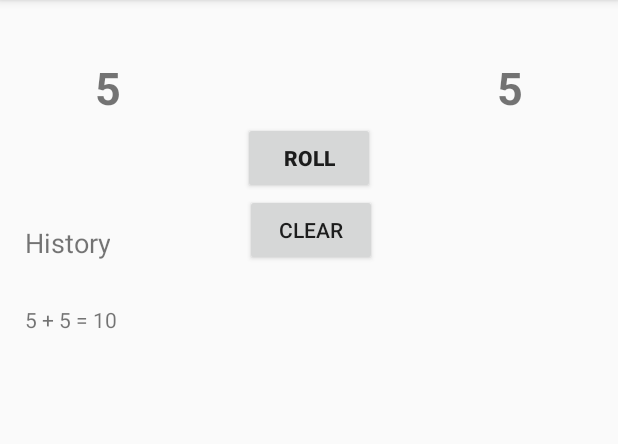
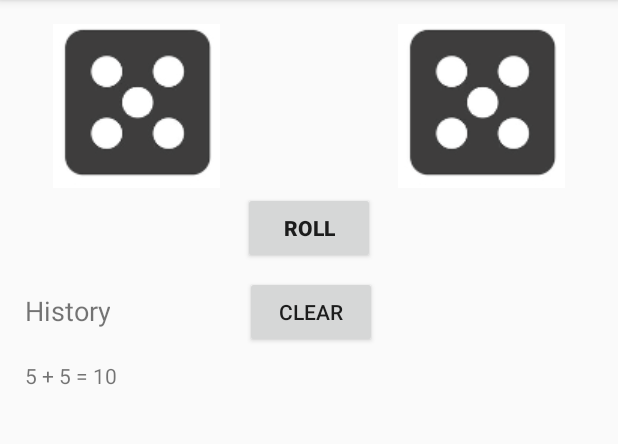
Before and after one commit to SamPerCap/RollTheDice-Android, an Android app: the screen it shows after launch (MainActivity), after a tap on "ROLL", on a phone screen of 412 x 824 dp, the part 84-528 px from its top. Run offline under Robolectric (Android 15) with nearby library versions, the phone set to English and light mode, and no system bars.

Commit message:
Bugs fixed and images added

```diff
--- a/app/src/main/java/com/example/rollthedice/MainActivity.java
+++ b/app/src/main/java/com/example/rollthedice/MainActivity.java
@@ -6,18 +6,22 @@ import android.support.v7.app.AppCompatActivity;
 import android.util.Log;
 import android.view.View;
 import android.widget.Button;
+import android.widget.ImageView;
 import android.widget.LinearLayout;
 import android.widget.TextView;
 
+import java.util.ArrayList;
 import java.util.Random;
 
 public class MainActivity extends AppCompatActivity {
 
     String TAG = "xyz";
     Button rollButton, clearButton;
-    TextView leftText, rightText, historyText;
-    Integer randomNumber, firstNumber, secondNumber, result;
+    TextView historyText;
+    Integer randomNumber, result, drawableID;
     LinearLayout horizontalLayout;
+    ImageView leftImage, rightImage;
+    Integer[] twoValues = new Integer[]{0,0};
 
 
 
@@ -26,15 +30,15 @@ public class MainActivity extends AppCompatActivity {
         super.onCreate(savedInstanceState);
         setContentView(R.layout.activity_main);
         locateItems();
-        leftText.setText(String.valueOf(doRandomNumber()));
-        rightText.setText(String.valueOf(doRandomNumber()));
+        leftImage.setImageResource(R.drawable.dice_side_1);
+        rightImage.setImageResource(R.drawable.dice_side_6);
     }
 
     private void locateItems() {
         Log.d(TAG,"Locating items...");
         rollButton = this.findViewById(R.id.buttonRoll);
-        leftText = this.findViewById(R.id.leftTextView);
-        rightText = this.findViewById(R.id.rightTextView);
+        leftImage = this.findViewById(R.id.imageView);
+        rightImage = this.findViewById(R.id.imageView2);
         historyText = this.findViewById(R.id.historyTextView);
         horizontalLayout = this.findViewById(R.id.linearLayout);
         horizontalLayout.setOrientation(LinearLayout.VERTICAL);
@@ -43,30 +47,59 @@ public class MainActivity extends AppCompatActivity {
 
     public void rollLogic(View view) {
         Log.d(TAG, "Rolling the dice");
-        leftText.setText(String.valueOf(doRandomNumber()));
-        rightText.setText(String.valueOf(doRandomNumber()));
+        leftImage.setImageResource(calculateSide(0));
+        rightImage.setImageResource(calculateSide(1));
         doMaths();
     }
 
     private int doMaths() {
         Log.d(TAG,"Doing maths..");
-        String oneValue = leftText.getText().toString();
-        String twoValue = rightText.getText().toString();
-        firstNumber = Integer.parseInt(oneValue);
-        secondNumber = Integer.parseInt(twoValue);
-        result = firstNumber + secondNumber;
+        result = twoValues[0] + twoValues[1];
         addHistory();
         return result;
     }
 
     private void addHistory() {
+        Log.d(TAG, "Adding a new history entrance");
         LinearLayout.LayoutParams lparams = new LinearLayout.LayoutParams(LinearLayout.LayoutParams.WRAP_CONTENT, LinearLayout.LayoutParams.WRAP_CONTENT);
         TextView newHistory = new TextView(this);
-        newHistory.setText(""+firstNumber+" + "+secondNumber+ " = " + result);
+        newHistory.setText(""+twoValues[0]+" + "+twoValues[1]+ " = " + result);
         horizontalLayout.addView(newHistory);
         newHistory.setLayoutParams(lparams);
     }
 
+    private Integer calculateSide(Integer arrayPosition){
+        Log.d(TAG, "Deciding the side...");
+       int sideByRandom = doRandomNumber();
+       int position = arrayPosition;
+       switch (sideByRandom){
+           case 1:
+               drawableID = R.drawable.dice_side_1;
+               twoValues[position] = 1;
+               break;
+           case 2:
+               drawableID = R.drawable.dice_side_2;
+               twoValues[position] = 2;
+               break;
+           case 3:
+               drawableID = R.drawable.dice_side_3;
+               twoValues[position] = 3;
+               break;
+           case 4:
+               drawableID = R.drawable.dice_side_4;
+               twoValues[position] = 4;
+               break;
+           case 5:
+               drawableID = R.drawable.dice_side_5;
+               twoValues[position] = 5;
+               break;
+           case 6:
+               drawableID = R.drawable.dice_side_6;
+               twoValues[position] = 6;
+               break;
+       }
+        return drawableID;
+    }
 
     public int doRandomNumber(){
         Log.d(TAG, "Random number in process");
--- a/app/src/main/res/layout/activity_main.xml
+++ b/app/src/main/res/layout/activity_main.xml
@@ -6,45 +6,18 @@
     android:layout_height="match_parent"
     tools:context=".MainActivity">
 
-    <TextView
-        android:id="@+id/leftTextView"
-        android:layout_width="85dp"
-        android:layout_height="43dp"
-        android:layout_marginStart="75dp"
-        android:layout_marginTop="38dp"
-        android:layout_marginEnd="91dp"
-        android:textAlignment="center"
-        android:textSize="30sp"
-        android:textStyle="bold"
-        app:layout_constraintEnd_toStartOf="@+id/rightTextView"
-        app:layout_constraintStart_toStartOf="parent"
-        app:layout_constraintTop_toTopOf="parent" />
-
-    <TextView
-        android:id="@+id/rightTextView"
-        android:layout_width="85dp"
-        android:layout_height="43dp"
-        android:layout_marginStart="91dp"
-        android:layout_marginTop="38dp"
-        android:layout_marginEnd="75dp"
-        android:textAlignment="center"
-        android:textSize="30sp"
-        android:textStyle="bold"
-        app:layout_constraintEnd_toEndOf="parent"
-        app:layout_constraintStart_toEndOf="@+id/leftTextView"
-        app:layout_constraintTop_toTopOf="parent" />
-
     <Button
         android:id="@+id/buttonRoll"
         android:layout_width="wrap_content"
         android:layout_height="wrap_content"
         android:layout_marginStart="161dp"
-        android:layout_marginTop="81dp"
+        android:layout_marginTop="128dp"
         android:layout_marginEnd="162dp"
+        android:onClick="rollLogic"
         android:text="Roll"
-        android:onClick="rollLogic"
         android:textStyle="bold"
         app:layout_constraintEnd_toEndOf="parent"
+        app:layout_constraintHorizontal_bias="1.0"
         app:layout_constraintStart_toStartOf="parent"
         app:layout_constraintTop_toTopOf="parent" />
 
@@ -54,14 +27,12 @@
         android:layout_width="wrap_content"
         android:layout_height="wrap_content"
         android:layout_marginStart="16dp"
-        android:layout_marginTop="59dp"
         android:layout_marginBottom="21dp"
         android:text="History"
         android:textAlignment="center"
         android:textSize="18sp"
         app:layout_constraintBottom_toTopOf="@+id/linearLayout"
-        app:layout_constraintStart_toStartOf="parent"
-        app:layout_constraintTop_toBottomOf="@+id/leftTextView" />
+        app:layout_constraintStart_toStartOf="parent" />
 
     <LinearLayout
         android:id="@+id/linearLayout"
@@ -75,18 +46,41 @@
         app:layout_constraintBottom_toBottomOf="parent"
         app:layout_constraintEnd_toEndOf="parent"
         app:layout_constraintStart_toStartOf="@+id/historyTextView"
-        app:layout_constraintTop_toBottomOf="@+id/clearButton"></LinearLayout>
+        app:layout_constraintTop_toBottomOf="@+id/clearButton"
+        app:layout_constraintVertical_bias="0.272"></LinearLayout>
 
     <Button
         android:id="@+id/clearButton"
         android:layout_width="wrap_content"
         android:layout_height="wrap_content"
         android:layout_marginStart="90dp"
+        android:layout_marginTop="8dp"
         android:layout_marginEnd="161dp"
+        android:onClick="clearHistory"
         android:text="Clear"
-        android:onClick="clearHistory"
         app:layout_constraintEnd_toEndOf="parent"
+        app:layout_constraintHorizontal_bias="0.0"
         app:layout_constraintStart_toEndOf="@+id/historyTextView"
         app:layout_constraintTop_toBottomOf="@+id/buttonRoll" />
 
+    <ImageView
+        android:id="@+id/imageView"
+        android:layout_width="wrap_content"
+        android:layout_height="wrap_content"
+        android:layout_marginStart="35dp"
+        android:layout_marginTop="16dp"
+        app:layout_constraintStart_toStartOf="parent"
+        app:layout_constraintTop_toTopOf="parent"
+        app:srcCompat="@drawable/dice_side_1" />
+
+    <ImageView
+        android:id="@+id/imageView2"
+        android:layout_width="wrap_content"
+        android:layout_height="wrap_content"
+        android:layout_marginTop="16dp"
+        android:layout_marginEnd="35dp"
+        app:layout_constraintEnd_toEndOf="parent"
+        app:layout_constraintTop_toTopOf="parent"
+        app:srcCompat="@drawable/dice_side_1" />
+
 </android.support.constraint.ConstraintLayout>
--- a/build.gradle
+++ b/build.gradle
@@ -7,7 +7,7 @@ buildscript {
 
     }
     dependencies {
-        classpath 'com.android.tools.build:gradle:3.3.0'
+        classpath 'com.android.tools.build:gradle:3.3.1'
 
         // NOTE: Do not place your application dependencies here; they belong
         // in the individual module build.gradle files
```
Also changed, not shown: app/src/main/res/drawable/dice_side_1.png (added), app/src/main/res/drawable/dice_side_2.png (added), app/src/main/res/drawable/dice_side_3.png (added), app/src/main/res/drawable/dice_side_4.png (added), app/src/main/res/drawable/dice_side_5.png (added), app/src/main/res/drawable/dice_side_6.png (added), 1 other file.
